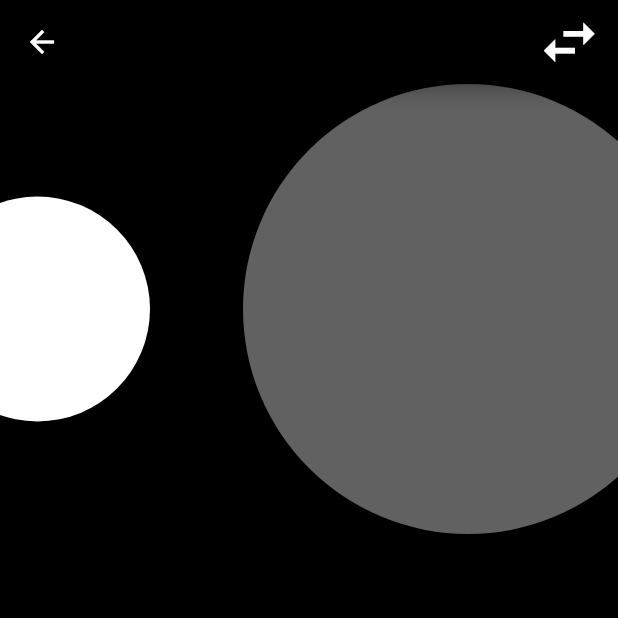
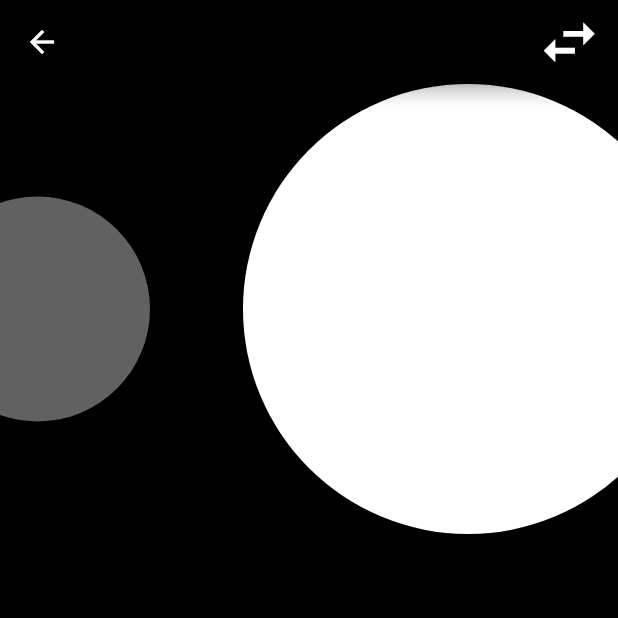
Before and after one commit to Yamasaki-pan961/flutter_for_hackathon, a Flutter app: the MeasureView screen opened directly, on a phone screen of 412 x 824 dp, the top half of it. Run offline on Flutter 3.47's test engine with Material 2 defaults, Android fonts, the phone set to English and light mode, and no system bars; our stand-ins replace fl_chart, flutter_hooks, freezed_annotation, hooks_riverpod, riverpod_annotation, rxdart and 2 more; missing offline and left inert: four_swipe_direction; accounts and stored records are empty; generated files the repository leaves out were written again.

Commit message:
fix: isTimerによっての色を変更しました

```diff
--- a/lib/feature/ui/measure/measure_view.dart
+++ b/lib/feature/ui/measure/measure_view.dart
@@ -62,7 +62,7 @@ class _MeasureViewState extends State<MeasureView>
                       top: isTimer ? 75 : 0, bottom: isTimer ? 75 : 0),
                   child: CircleAvatar(
                     backgroundColor:
-                        isTimer ? AppTheme.textColor : AppTheme.shade700Color,
+                        !isTimer ? AppTheme.textColor : AppTheme.shade700Color,
                   ),
                 ),
               ),
@@ -81,9 +81,8 @@ class _MeasureViewState extends State<MeasureView>
                     padding: EdgeInsets.only(
                         top: !isTimer ? 75 : 0, bottom: !isTimer ? 75 : 0),
                     child: CircleAvatar(
-                      backgroundColor: !isTimer
-                          ? AppTheme.textColor
-                          : AppTheme.shade700Color,
+                      backgroundColor:
+                          isTimer ? AppTheme.textColor : AppTheme.shade700Color,
                     ),
                   ),
                 ),
```
